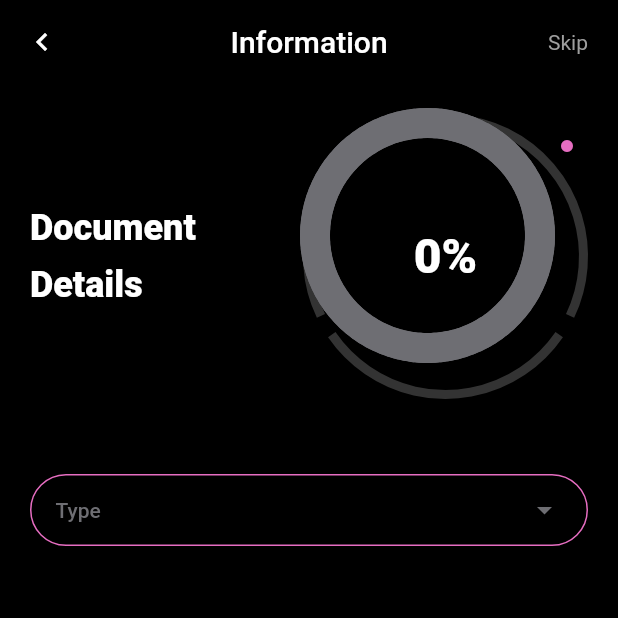
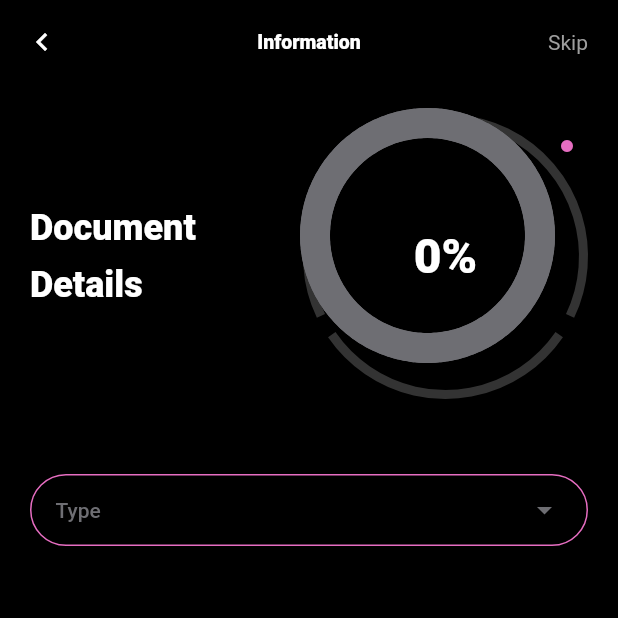
Before and after one commit to Jinochacko/quizapp, a Flutter app: the screen it shows after launch, after a tap on "START", on a phone screen of 412 x 824 dp, the top half of it. Run offline on Flutter 3.47's test engine with Material 2 defaults, Android fonts, the phone set to English and light mode, and no system bars; drawn by our look-alikes of step_progress_indicator; network calls fail.

Commit message:
[Updated] minor modifications

```diff
--- a/lib/main.dart
+++ b/lib/main.dart
@@ -48,7 +48,7 @@ class _QuizHomePageState extends State<HomePage> {
   Widget build(BuildContext context) {
     return Scaffold(
       appBar: AppBar(
-        title: Text("Information"),
+        title: Text("Information", style: TextStyle(fontSize: 13, fontWeight: FontWeight.w900),),
         centerTitle: true,
         backgroundColor: Colors.black,
         actions: [
--- a/lib/pages/countryDetails.dart
+++ b/lib/pages/countryDetails.dart
@@ -16,7 +16,7 @@ class CountryDetailsPage extends StatelessWidget {
   Widget build(BuildContext context) {
     return Scaffold(
       appBar: AppBar(
-        title: Text("Information"),
+        title: Text("Information", style: TextStyle(fontSize: 13, fontWeight: FontWeight.w900),),
         centerTitle: true,
         backgroundColor: Colors.black,
         leading: IconButton(
--- a/lib/pages/documentDetails.dart
+++ b/lib/pages/documentDetails.dart
@@ -14,7 +14,7 @@ class DocumentDetailsPage extends StatelessWidget {
   Widget build(BuildContext context) {
     return Scaffold(
       appBar: AppBar(
-        title: Text("Information"),
+        title: Text("Information", style: TextStyle(fontSize: 13, fontWeight: FontWeight.w900),),
         centerTitle: true,
         backgroundColor: Colors.black,
         leading: IconButton(
--- a/lib/pages/finish.dart
+++ b/lib/pages/finish.dart
@@ -10,7 +10,7 @@ class FinishPage extends StatelessWidget {
   Widget build(BuildContext context) {
     return Scaffold(
       appBar: AppBar(
-        title: Text("Information"),
+        title: Text("Information", style: TextStyle(fontSize: 13, fontWeight: FontWeight.w900),),
         centerTitle: true,
         backgroundColor: Colors.black,
         leading: IconButton(
--- a/lib/pages/numberDetails.dart
+++ b/lib/pages/numberDetails.dart
@@ -15,7 +15,7 @@ class NumberDetailsPage extends StatelessWidget {
   Widget build(BuildContext context) {
     return Scaffold(
       appBar: AppBar(
-        title: Text("Information"),
+        title: Text("Information", style: TextStyle(fontSize: 13, fontWeight: FontWeight.w900),),
         centerTitle: true,
         backgroundColor: Colors.black,
         leading: IconButton(
--- a/lib/pages/numberInput.dart
+++ b/lib/pages/numberInput.dart
@@ -10,7 +10,7 @@ class NumberInputPage extends StatelessWidget {
   Widget build(BuildContext context) {
     return Scaffold(
       appBar: AppBar(
-        title: Text("Information"),
+        title: Text("Information", style: TextStyle(fontSize: 13, fontWeight: FontWeight.w900),),
         centerTitle: true,
         backgroundColor: Colors.black,
         leading: IconButton(
```
